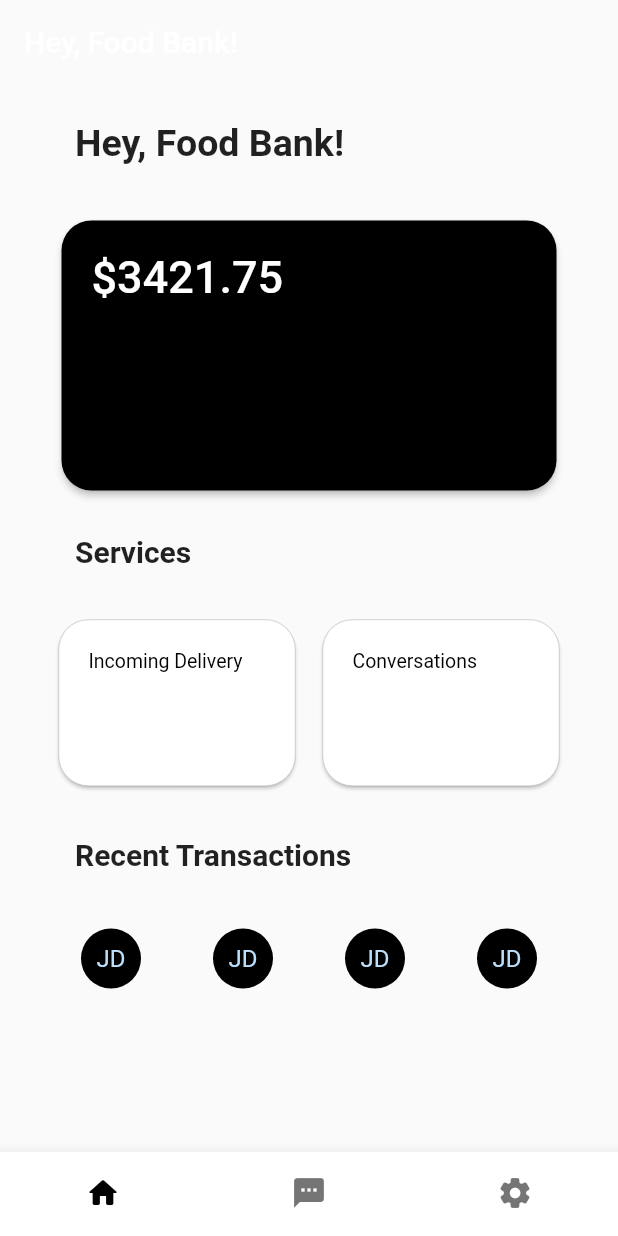
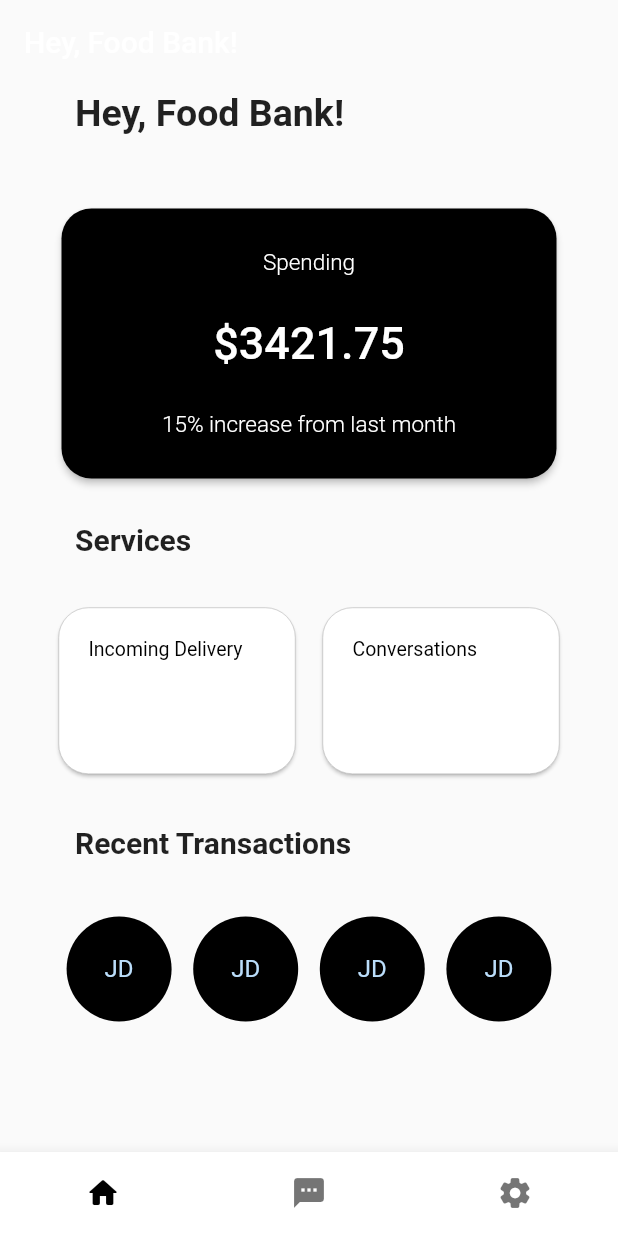
Before and after one commit to torrizing/google-ignite-22-group2, a Flutter app: the screen it shows after launch, on a phone screen of 412 x 824 dp. Run offline on Flutter 3.47's test engine with Material 2 defaults, Android fonts, the phone set to English and light mode, and no system bars.

Commit message:
code refactored

```diff
--- a/lib/pages/home_page.dart
+++ b/lib/pages/home_page.dart
@@ -18,11 +18,11 @@ class HomePage extends StatelessWidget {
 
 Widget cardTitle() {
   return Container(
-      padding: const EdgeInsets.symmetric(horizontal: 50, vertical: 25),
+      padding: const EdgeInsets.symmetric(horizontal: 50, vertical: 5),
       child: Row(
         children: [
           Container(
-            padding: const EdgeInsets.only(bottom: 8),
+            padding: const EdgeInsets.only(bottom: 40),
               child: const Text("Hey, Food Bank!",  style: TextStyle(fontWeight: FontWeight.bold, fontSize: 25),)
           )
         ],
@@ -41,17 +41,25 @@ Widget cardComponent() {
           onTap: () {
             debugPrint('Tapped');
           },
-          child: const SizedBox(
+          child: SizedBox(
               width: 330,
               height: 180,
-              child: Padding(
-                  padding: EdgeInsets.all(20.0),
-                  child: Text("\$3421.75",
-                      style: TextStyle(
-                        fontSize: 30,
-                        color: Colors.white,
-                        fontWeight: FontWeight.w500,
-                      )))))));
+              child: Column(
+                mainAxisAlignment: MainAxisAlignment.spaceEvenly,
+                children: const [
+                  Text("Spending", style: TextStyle(fontSize: 15, color: Colors.white,
+                    fontWeight: FontWeight.w300,)),
+
+                  Text("\$3421.75", style: TextStyle(fontSize: 30, color: Colors.white,
+                    fontWeight: FontWeight.w500,)),
+
+                  Text("15% increase from last month", style: TextStyle(fontSize: 15, color: Colors.white,
+                    fontWeight: FontWeight.w300,)),
+                ],
+              )
+          )
+      )
+      ));
 }
 
 Widget servicesTitle() {
@@ -95,8 +103,7 @@ Widget deliveryCard() {
         color: Colors.grey,
         width: .3,
       ),),
-    // shadowColor: Colors.black,
-    // color: Colors.transparent
+    color: Colors.white,
       child: (InkWell(
           splashColor: Colors.blue.withAlpha(30),
           onTap: () {
@@ -126,8 +133,7 @@ Widget chatCard() {
           color: Colors.grey,
           width: .3,
         ),),
-      // shadowColor: Colors.black,
-      // color: Colors.transparent
+      color: Colors.white,
       child: (InkWell(
           splashColor: Colors.blue.withAlpha(30),
           onTap: () {
@@ -178,32 +184,28 @@ Widget transactionContent() {
     // padding: const EdgeInsets.all(32),
       padding: const EdgeInsets.symmetric(horizontal: 30, vertical: 5),
       child: Row(
-        mainAxisAlignment: MainAxisAlignment.spaceAround,
-        children: [
-          Container(
-              child: const CircleAvatar(
-                  backgroundColor: Colors.black,
-                  child: Text("JD")
-              )
+        mainAxisAlignment: MainAxisAlignment.spaceEvenly,
+        children: const [
+          CircleAvatar(
+            radius: 35,
+            backgroundColor: Colors.black,
+            child: Text('JD'),
           ),
-          Container(
-              child: const CircleAvatar(
-                backgroundColor: Colors.black,
-                child: Text("JD")
-              )
+          CircleAvatar(
+            radius: 35,
+            backgroundColor: Colors.black,
+            child: Text('JD'),
           ),
-          Container(
-              child: const CircleAvatar(
-                  backgroundColor: Colors.black,
-                  child: Text("JD")
-              )
+          CircleAvatar(
+            radius: 35,
+            backgroundColor: Colors.black,
+            child: Text('JD'),
           ),
-          Container(
-              child: const CircleAvatar(
-              backgroundColor: Colors.black,
-              child: Text("JD")
-  )
-          ),
+          CircleAvatar(
+            radius: 35,
+            backgroundColor: Colors.black,
+            child: Text('JD'),
+          )
         ],
       )
   );
--- a/pubspec.yaml
+++ b/pubspec.yaml
@@ -64,6 +64,7 @@ flutter:
   # To add assets to your application, add an assets section, like this:
   assets:
     - assets/images/ninjavan.png
+    - assets/images/joshua.jpeg
   #   - images/a_dot_ham.jpeg
 
   # An image asset can refer to one or more resolution-specific "variants", see
```
Also changed, not shown: assets/images/joshua.jpeg (added).
